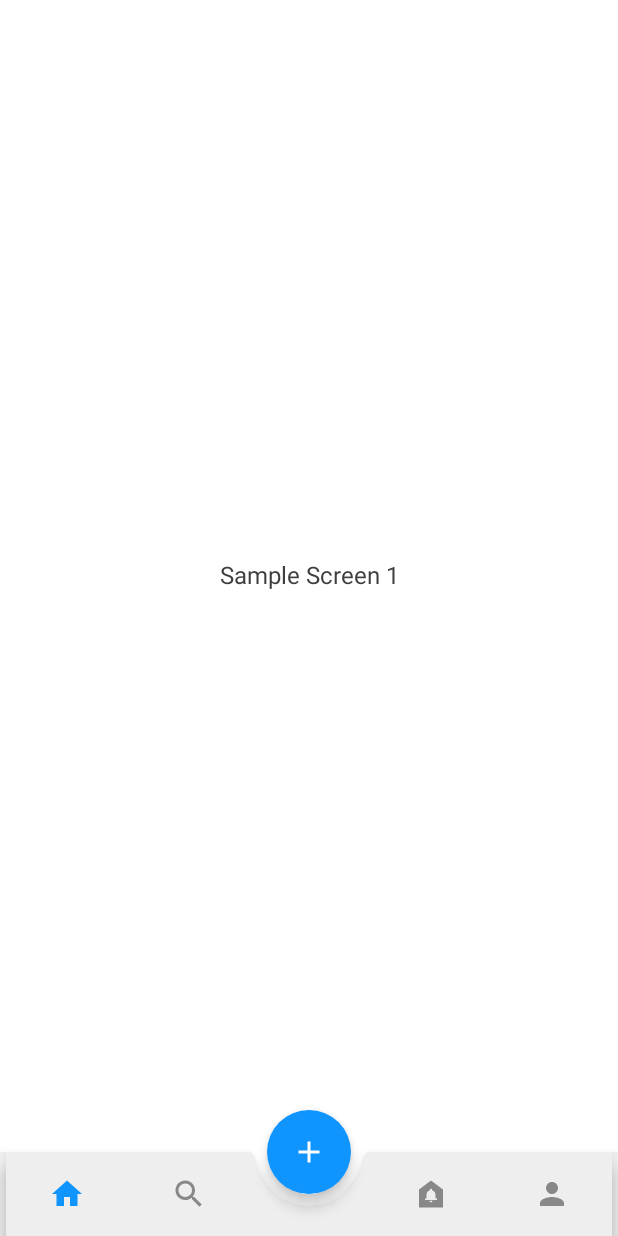
After one commit to Hiten24/Compose-Ui-Templates, an Android app built with Jetpack Compose: the BottomNavigationScreen screen opened through its navigation route, on a phone screen of 412 x 824 dp. The commit adds this screen. Run offline under Robolectric (Android 15) with nearby library versions, the phone set to English and light mode, and no system bars.

Commit message:
added bottom navigation screen

```diff
--- a/app/src/main/java/com/example/composeuitemplates/mainscreen/MainScreen.kt
+++ b/app/src/main/java/com/example/composeuitemplates/mainscreen/MainScreen.kt
@@ -24,7 +24,7 @@ val screens = listOf(
     ScreenNames("Ecommerce Ui", Screen.EcommerceScreen.route),
     ScreenNames("Login Signup", Screen.SignupScreen.route),
     ScreenNames("Payment Screen", Screen.PaymentScreen.route),
-
+    ScreenNames("Bottom Navigation", Screen.BottomNavigationScreen.route)
 )
 
 @ExperimentalMaterialApi
--- a/app/src/main/java/com/example/composeuitemplates/mainscreen/Navigation.kt
+++ b/app/src/main/java/com/example/composeuitemplates/mainscreen/Navigation.kt
@@ -9,6 +9,7 @@ import androidx.navigation.compose.NavHost
 import androidx.navigation.compose.composable
 import androidx.navigation.navArgument
 import androidx.navigation.navigation
+import com.example.composeuitemplates.presentation.bottomNavigationScreen.BottomNavigationScreen
 import com.example.composeuitemplates.presentation.chat_ui.ChatScreen
 import com.example.composeuitemplates.presentation.ecommerce_ui.EcommerceHomeScreen
 import com.example.composeuitemplates.presentation.ecommerce_ui.ProductScreen
@@ -29,6 +30,9 @@ fun Navigation(navController: NavHostController){
     ){
         composable(route = Screen.MainScreen.route){
             MainScreen(navController = navController)
+        }
+        composable(route = Screen.BottomNavigationScreen.route) {
+            BottomNavigationScreen()
         }
         composable(route = Screen.ChatScreen.route){
             ChatScreen(navController = navController)
@@ -65,6 +69,7 @@ fun Navigation(navController: NavHostController){
             LoginScreen(navController = navController)
         }
 
+
         navigation(
             route = Screen.PaymentScreen.route,
             startDestination = PaymentScreens.AmountScreen.route
--- a/app/src/main/java/com/example/composeuitemplates/mainscreen/Screen.kt
+++ b/app/src/main/java/com/example/composeuitemplates/mainscreen/Screen.kt
@@ -10,6 +10,7 @@ sealed class Screen(val route: String) {
     object SignupScreen: Screen("signup_screen")
     object LoginScreen: Screen("login_screen")
     object PaymentScreen:Screen("payment_screen")
+    object BottomNavigationScreen: Screen("bottom_navigation_screen")
 }
 
 sealed class PaymentScreens(val route: String){
--- /dev/null
+++ b/app/src/main/java/com/example/composeuitemplates/presentation/bottomNavigationScreen/BottomNavItem.kt
@@ -0,0 +1,10 @@
+package com.example.composeuitemplates.presentation.bottomNavigationScreen
+
+import androidx.compose.ui.graphics.vector.ImageVector
+
+data class BottomNavItem(
+    val route: String,
+    val contentDescription: String? = null,
+    val icon: ImageVector? = null,
+//    val selectedIcon: Int? = null
+)
--- /dev/null
+++ b/app/src/main/java/com/example/composeuitemplates/presentation/bottomNavigationScreen/BottomNavigationScreen.kt
@@ -0,0 +1,42 @@
+package com.example.composeuitemplates.presentation.bottomNavigationScreen
+
+import androidx.compose.material.ExperimentalMaterialApi
+import androidx.compose.material.MaterialTheme
+import androidx.compose.material.Surface
+import androidx.compose.runtime.Composable
+import androidx.compose.runtime.getValue
+import androidx.navigation.compose.NavHost
+import androidx.navigation.compose.composable
+import androidx.navigation.compose.currentBackStackEntryAsState
+import androidx.navigation.compose.rememberNavController
+import com.example.composeuitemplates.presentation.bottomNavigationScreen.Sample.*
+
+@ExperimentalMaterialApi
+@Composable
+fun BottomNavigationScreen() {
+    Surface(color = MaterialTheme.colors.background) {
+        val navController = rememberNavController()
+        val navBackStackEntry by navController.currentBackStackEntryAsState()
+        StandardScaffold(
+            bottomNavItems = bottomNavItems,
+            navController = navController,
+//            showBottomBar = shouldShowBottomBar(navBackStackEntry)
+        ) {
+//            Navigation(navController = navController)
+            NavHost(navController = navController, startDestination = "sample_screen-1" ) {
+                composable(route = "sample_screen-1") {
+                    SampleScreen1()
+                }
+                composable(route = "sample_screen-2") {
+                    SampleScreen2()
+                }
+                composable(route = "sample_screen-3") {
+                    SampleScreen3()
+                }
+                composable(route = "sample_screen-4") {
+                    SampleScreen4()
+                }
+            }
+        }
+    }
+}
--- /dev/null
+++ b/app/src/main/java/com/example/composeuitemplates/presentation/bottomNavigationScreen/Sample/SampleScreen1.kt
@@ -0,0 +1,18 @@
+package com.example.composeuitemplates.presentation.bottomNavigationScreen.Sample
+
+import androidx.compose.foundation.layout.Box
+import androidx.compose.foundation.layout.fillMaxSize
+import androidx.compose.material.Text
+import androidx.compose.runtime.Composable
+import androidx.compose.ui.Alignment
+import androidx.compose.ui.Modifier
+
+@Composable
+fun SampleScreen1() {
+    Box(
+        modifier = Modifier.fillMaxSize(),
+        contentAlignment = Alignment.Center
+    ) {
+        Text(text = "Sample Screen 1")
+    }
+}
--- /dev/null
+++ b/app/src/main/java/com/example/composeuitemplates/presentation/bottomNavigationScreen/Sample/SampleScreen2.kt
@@ -0,0 +1,18 @@
+package com.example.composeuitemplates.presentation.bottomNavigationScreen.Sample
+
+import androidx.compose.foundation.layout.Box
+import androidx.compose.foundation.layout.fillMaxSize
+import androidx.compose.material.Text
+import androidx.compose.runtime.Composable
+import androidx.compose.ui.Alignment
+import androidx.compose.ui.Modifier
+
+@Composable
+fun SampleScreen2() {
+    Box(
+        modifier = Modifier.fillMaxSize(),
+        contentAlignment = Alignment.Center
+    ) {
+        Text(text = "Sample Screen 2")
+    }
+}
--- /dev/null
+++ b/app/src/main/java/com/example/composeuitemplates/presentation/bottomNavigationScreen/Sample/SampleScreen3.kt
@@ -0,0 +1,18 @@
+package com.example.composeuitemplates.presentation.bottomNavigationScreen.Sample
+
+import androidx.compose.foundation.layout.Box
+import androidx.compose.foundation.layout.fillMaxSize
+import androidx.compose.material.Text
+import androidx.compose.runtime.Composable
+import androidx.compose.ui.Alignment
+import androidx.compose.ui.Modifier
+
+@Composable
+fun SampleScreen3() {
+    Box(
+        modifier = Modifier.fillMaxSize(),
+        contentAlignment = Alignment.Center
+    ) {
+        Text(text = "Sample Screen 3")
+    }
+}
--- /dev/null
+++ b/app/src/main/java/com/example/composeuitemplates/presentation/bottomNavigationScreen/Sample/SampleScreen4.kt
@@ -0,0 +1,18 @@
+package com.example.composeuitemplates.presentation.bottomNavigationScreen.Sample
+
+import androidx.compose.foundation.layout.Box
+import androidx.compose.foundation.layout.fillMaxSize
+import androidx.compose.material.Text
+import androidx.compose.runtime.Composable
+import androidx.compose.ui.Alignment
+import androidx.compose.ui.Modifier
+
+@Composable
+fun SampleScreen4() {
+    Box(
+        modifier = Modifier.fillMaxSize(),
+        contentAlignment = Alignment.Center
+    ) {
+        Text(text = "Sample Screen 4")
+    }
+}
--- /dev/null
+++ b/app/src/main/java/com/example/composeuitemplates/presentation/bottomNavigationScreen/StandardBottomNavigation.kt
@@ -0,0 +1,48 @@
+package com.example.composeuitemplates.presentation.bottomNavigationScreen
+
+import androidx.compose.foundation.layout.fillMaxWidth
+import androidx.compose.material.BottomNavigation
+import androidx.compose.material.BottomNavigationItem
+import androidx.compose.material.Icon
+import androidx.compose.material.MaterialTheme
+import androidx.compose.runtime.Composable
+import androidx.compose.ui.Modifier
+import androidx.compose.ui.graphics.Color
+import androidx.compose.ui.unit.dp
+import androidx.navigation.NavController
+import androidx.navigation.compose.currentBackStackEntryAsState
+
+@Composable
+fun StandardBottomNavigation(
+    navController: NavController,
+    items: List<BottomNavItem>,
+) {
+    val backStackEntry = navController.currentBackStackEntryAsState()
+    BottomNavigation(
+        modifier = Modifier.fillMaxWidth(),
+        backgroundColor = Color(0xFFEEEEEE),
+//        elevation = 5.dp
+    ) {
+        items.forEach { item ->
+            val selected = item.route == backStackEntry.value?.destination?.route
+            BottomNavigationItem(
+                selected = selected,
+                onClick = {
+                    navController.navigate(item.route)
+                },
+                selectedContentColor = MaterialTheme.colors.primary,
+                unselectedContentColor = Color.Gray,
+                enabled = item.icon != null,
+                icon = {
+                    if (item.icon != null /*&& item.selectedIcon != null*/) {
+//                        var icons = painterResource(id = item.icon)
+                        /*if (selected) {
+                            icons = painterResource(id = item.selectedIcon)
+                        }*/
+                        Icon(imageVector = item.icon, contentDescription = item.contentDescription)
+                    }
+                }
+            )
+        }
+    }
+}
--- /dev/null
+++ b/app/src/main/java/com/example/composeuitemplates/presentation/bottomNavigationScreen/StandardScaffold.kt
@@ -0,0 +1,60 @@
+package com.example.composeuitemplates.presentation.bottomNavigationScreen
+
+import androidx.compose.foundation.layout.Box
+import androidx.compose.foundation.layout.padding
+import androidx.compose.foundation.shape.CircleShape
+import androidx.compose.material.*
+import androidx.compose.material.icons.Icons
+import androidx.compose.material.icons.filled.Add
+import androidx.compose.runtime.Composable
+import androidx.compose.ui.Modifier
+import androidx.compose.ui.graphics.Color
+import androidx.compose.ui.unit.dp
+import androidx.navigation.NavController
+
+@ExperimentalMaterialApi
+@Composable
+fun StandardScaffold(
+    bottomNavItems: List<BottomNavItem>,
+    navController: NavController,
+    showBottomBar: Boolean = true,
+    content: @Composable () -> Unit
+) {
+    Scaffold(
+        bottomBar = {
+            if (showBottomBar) {
+                BottomAppBar(
+                    backgroundColor = Color(0xFFEEEEEE),
+                    cutoutShape = CircleShape,
+                    elevation = 10.dp
+                ) {
+                    StandardBottomNavigation(
+                        items = bottomNavItems,
+                        navController = navController
+                    )
+                }
+            }
+        },
+        floatingActionButton = {
+            if (showBottomBar) {
+                FloatingActionButton(
+                    backgroundColor = MaterialTheme.colors.primary,
+                    onClick = {
+
+                    }
+                ) {
+                    Icon(
+                        imageVector = Icons.Default.Add,
+                        contentDescription = null
+                    )
+                }
+            }
+        },
+        isFloatingActionButtonDocked = true,
+        floatingActionButtonPosition = FabPosition.Center,
+    ) {
+        Box(modifier = Modifier.padding(it)) {
+            content()
+        }
+    }
+}
--- /dev/null
+++ b/app/src/main/java/com/example/composeuitemplates/presentation/bottomNavigationScreen/Utils.kt
@@ -0,0 +1,37 @@
+package com.example.composeuitemplates.presentation.bottomNavigationScreen
+
+import androidx.compose.material.icons.Icons
+import androidx.compose.material.icons.filled.Doorbell
+import androidx.compose.material.icons.filled.Home
+import androidx.compose.material.icons.filled.Person
+import androidx.compose.material.icons.filled.Search
+
+val bottomNavItems = listOf<BottomNavItem>(
+    BottomNavItem(
+        route = "sample_screen-1",
+        contentDescription = "Home",
+        icon = Icons.Default.Home,
+//        selectedIcon = R.drawable.ic_solid_home_2
+    ),
+    BottomNavItem(
+        route = "sample_screen-2",
+        contentDescription = "Search",
+        icon = Icons.Default.Search,
+//        selectedIcon = R.drawable.ic_solid_wallet_2
+    ),
+    BottomNavItem(
+        route = "-",
+    ),
+    BottomNavItem(
+        route = "sample_screen-3",
+        contentDescription = "Notification",
+        icon = Icons.Default.Doorbell,
+//        selectedIcon = R.drawable.ic_solid_shield_tick
+    ),
+    BottomNavItem(
+        route = "sample_screen-4",
+        contentDescription = "Profile",
+        icon = Icons.Default.Person,
+//        selectedIcon = R.drawable.ic_solid_setting_2
+    )
+)
```
